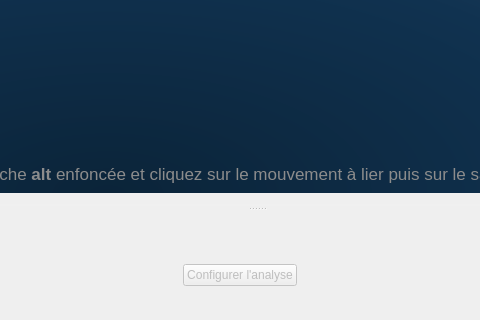
First picture: the form in mainwindow.ui, repository nicoctopus/octopus, before the edit; both pictures show x 339 to 819 and y 450 to 770 of the 1191 by 770 pixel window.
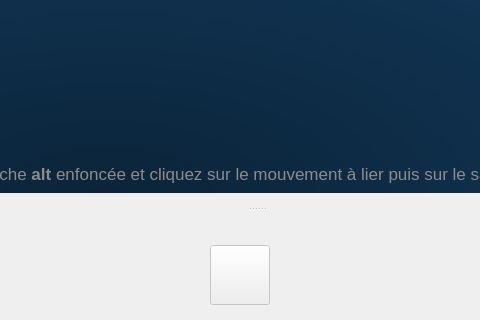
Second picture: the form after the edit. Icons and pictures are not drawn. Custom widgets are drawn as their Qt base class.

The edit to the form file:
```diff
--- a/mainwindow.ui
+++ b/mainwindow.ui
@@ -1243,8 +1243,23 @@
          <property name="enabled">
           <bool>false</bool>
          </property>
+         <property name="sizePolicy">
+          <sizepolicy hsizetype="Fixed" vsizetype="Fixed">
+           <horstretch>0</horstretch>
+           <verstretch>0</verstretch>
+          </sizepolicy>
+         </property>
+         <property name="minimumSize">
+          <size>
+           <width>60</width>
+           <height>60</height>
+          </size>
+         </property>
+         <property name="styleSheet">
+          <string notr="true"/>
+         </property>
          <property name="text">
-          <string>Configurer l'analyse</string>
+          <string/>
          </property>
         </widget>
        </item>
```
Left out of the diff: 12 changed lines with no effect on the pictures.
